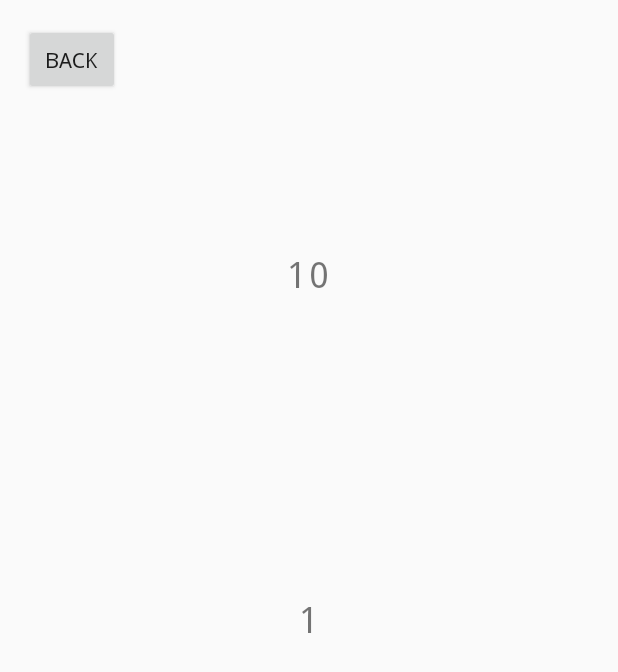
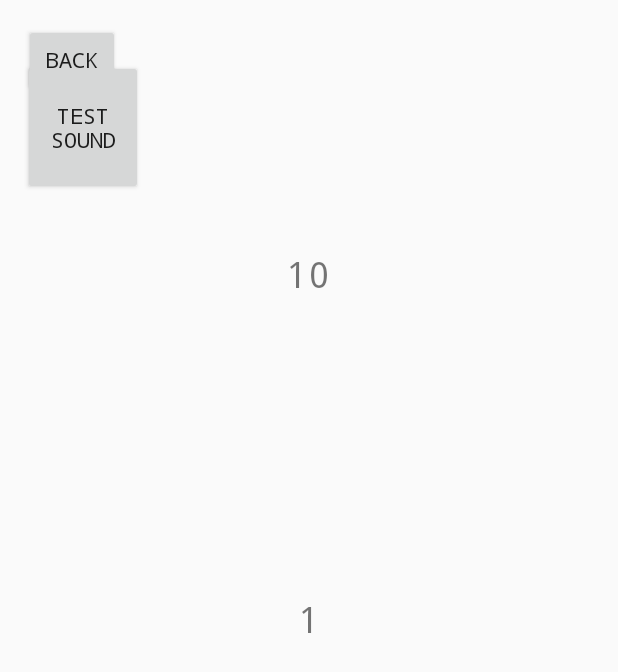
Before and after one commit to WesleyChoi/QuickReact, an Android app: the CompassAgilityExecute screen opened directly, with no data from a screen before it, on a phone screen of 412 x 824 dp. Shown: the top 672 px of the screen. Run offline under Robolectric (Android 15) with nearby library versions, the phone set to English and light mode, and no system bars.

Commit message:
working sounds

```diff
--- a/app/src/main/java/com/example/quickreact/CompassAgilityExecute.java
+++ b/app/src/main/java/com/example/quickreact/CompassAgilityExecute.java
@@ -4,6 +4,7 @@ import androidx.appcompat.app.AppCompatActivity;
 
 import android.content.Intent;
 import android.os.Bundle;
+import android.provider.MediaStore;
 import android.util.Log;
 import android.view.View;
 import android.widget.Button;
@@ -18,6 +19,7 @@ import java.util.concurrent.TimeUnit;
 public class CompassAgilityExecute extends AppCompatActivity {
 
     private Button nav_back_to_agility_selector;
+    private Button test_sound_button;
 
     private NumberPicker number_picker_total_time_reader;
     private NumberPicker number_picker_prompt_frequency_reader;
@@ -25,12 +27,12 @@ public class CompassAgilityExecute extends AppCompatActivity {
     private int int_total_time;
     private int int_prompt_frequency;
 
+    private int curr_time;
 
-
-    private MediaPlayer play_up = new MediaPlayer();
-    private MediaPlayer play_down = new MediaPlayer();
-    private MediaPlayer play_left = new MediaPlayer();
-    private MediaPlayer play_right = new MediaPlayer();
+    private MediaPlayer play_up;
+    private MediaPlayer play_down;
+    private MediaPlayer play_left;
+    private MediaPlayer play_right;
 
     @Override
     protected void onCreate(Bundle savedInstanceState) {
@@ -57,25 +59,20 @@ public class CompassAgilityExecute extends AppCompatActivity {
         int_prompt_frequency = CompassAgilitySelector.frequency_time + 1;
         test_display_frequency.setText("" + int_prompt_frequency);
 
-        // set data source locations for each audio asset
-        try {
-            play_up.setDataSource("/app/src/main/assets/up.mp3");
-            play_down.setDataSource("/app/src/main/assets/down.mp3");
-            play_left.setDataSource("/app/src/main/assets/left.mp3");
-            play_right.setDataSource("/app/src/main/assets/right.mp3");
-
-            play_up.prepare();
-            play_down.prepare();
-            play_left.prepare();
-            play_right.prepare();
-
-//            play_up.start();
-        } catch (IOException e) {
-            e.printStackTrace();
-        }
+        initializeMediaPlayer();
 
 //        executeCompassDrill();
 
+
+        // button test
+        Button test_sound_button = (Button) this.findViewById(R.id.test_sound_button);
+
+        test_sound_button.setOnClickListener(new View.OnClickListener() {
+            @Override
+            public void onClick(View v) {
+                play_up.start();
+            }
+        });
 
     }
 
@@ -84,6 +81,31 @@ public class CompassAgilityExecute extends AppCompatActivity {
         Intent intent = new Intent(this, CompassAgilitySelector.class);
         startActivity(intent);
     }
+
+    public void initializeMediaPlayer() {
+
+        //        // set data source locations for each audio asset
+//        try {
+//
+//
+////            play_up.setDataSource("/app/src/main/assets/up.mp3");
+////            play_down.setDataSource("/app/src/main/assets/down.mp3");
+////            play_left.setDataSource("/app/src/main/assets/left.mp3");
+////            play_right.setDataSource("/app/src/main/assets/right.mp3");
+//
+//        } catch (IOException e) {
+//            e.printStackTrace();
+//        }
+        play_up = MediaPlayer.create(this, R.raw.up);
+        play_down = MediaPlayer.create(this, R.raw.down);
+        play_left = MediaPlayer.create(this, R.raw.left);
+        play_right = MediaPlayer.create(this, R.raw.right);
+
+
+
+
+    }
+
 
 /*
     public void executeCompassDrill() {
@@ -127,7 +149,41 @@ public class CompassAgilityExecute extends AppCompatActivity {
     }
 */
 
-
+//    public void executeCompassDrill() {
+//
+//        if (curr_time < int_total_time) {
+//            Random random_selector = new Random();
+//            int select_random_int = random_selector.nextInt(4);
+//
+//            // play corresponding sound based on number selected
+//            if (select_random_int == 0) {
+//                // play up
+//                play_up.start();
+//            } else if (select_random_int == 1) {
+//                // play down
+//                play_down.start();
+//            } else if (select_random_int == 2) {
+//                // play left
+//                play_left.start();
+//            } else {
+//                // play right
+//                play_right.start();
+//            }
+//        }
+//
+//        curr_time += int_prompt_frequency;
+//
+//        // wait until next cycle is ready
+//        try {
+////          TimeUnit.SECONDS.sleep(int_prompt_frequency);
+//            Thread.sleep(int_prompt_frequency * 1000);
+//        } catch (InterruptedException e) {
+//            e.printStackTrace();
+//            Thread.currentThread().interrupt();
+//        }
+//
+//        executeCompassDrill();
+//    }
 
 
 }
--- a/app/src/main/res/layout/activity_compass_agility_execute.xml
+++ b/app/src/main/res/layout/activity_compass_agility_execute.xml
@@ -13,6 +13,19 @@
         android:layout_marginTop="16dp"
         android:fontFamily="monospace"
         android:text="Back"
+        app:layout_constraintEnd_toEndOf="parent"
+        app:layout_constraintHorizontal_bias="0.046"
+        app:layout_constraintStart_toStartOf="parent"
+        app:layout_constraintTop_toTopOf="parent" />
+
+
+    <Button
+        android:id="@+id/test_sound_button"
+        android:layout_width="80dp"
+        android:layout_height="90dp"
+        android:layout_marginTop="40dp"
+        android:fontFamily="monospace"
+        android:text="test sound"
         app:layout_constraintEnd_toEndOf="parent"
         app:layout_constraintHorizontal_bias="0.046"
         app:layout_constraintStart_toStartOf="parent"
```
Also changed, not shown: 8 other files.
